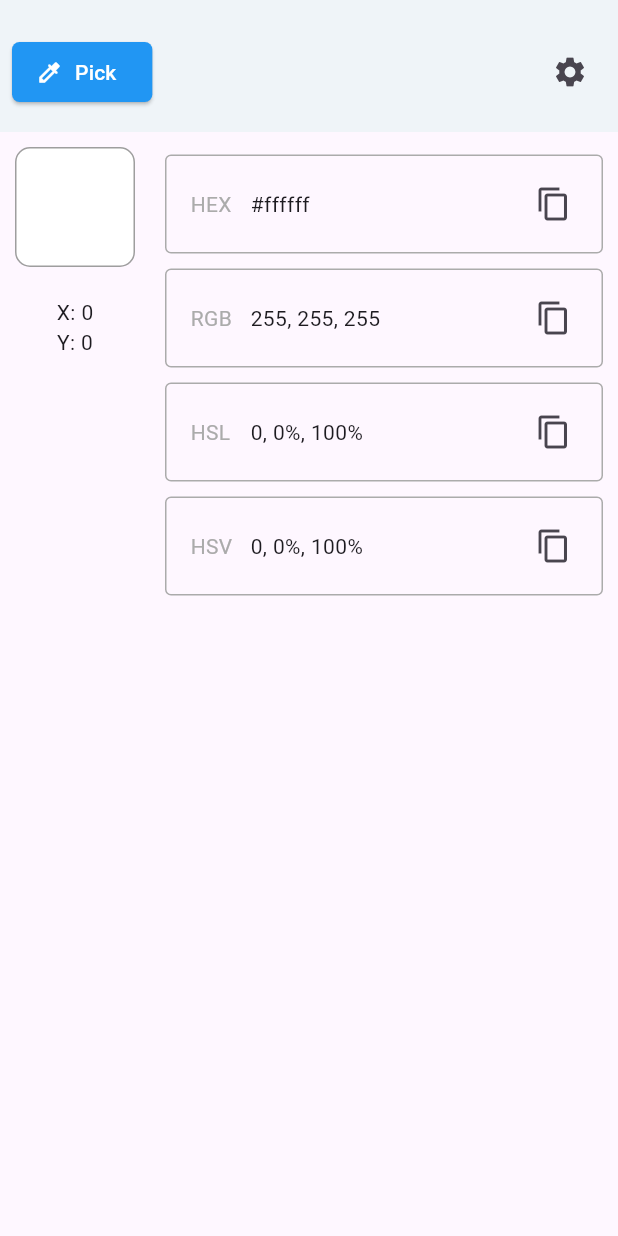
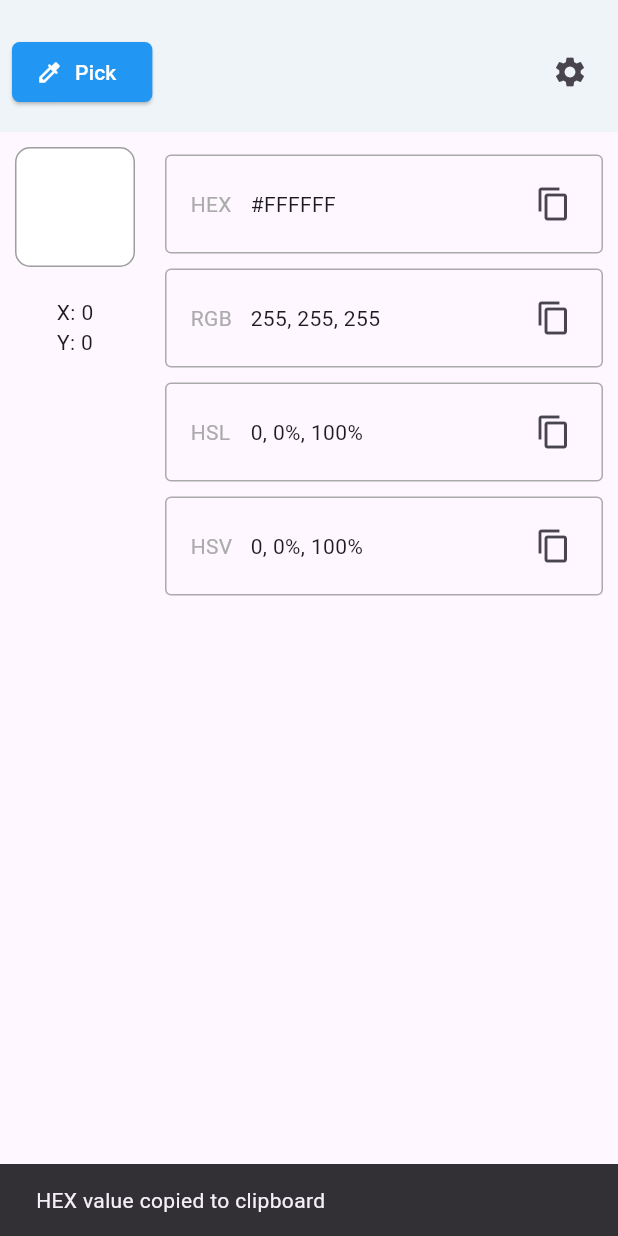
Before and after one commit to hientranea/colorpicker, a Flutter app: the screen it shows after launch, after a tap on the "content copy" icon, on a phone screen of 412 x 824 dp. Run offline on Flutter 3.47's test engine with Material 3 defaults, Android fonts, the phone set to English and light mode, and no system bars; missing offline and left inert: tray_manager, window_manager; statements that could not run were skipped.

Commit message:
Implement copy button

```diff
--- a/lib/screens/color_picker_screen.dart
+++ b/lib/screens/color_picker_screen.dart
@@ -336,7 +336,10 @@ class _ColorPickerScreenState extends State<ColorPickerScreen>
           IconButton(
             icon: const Icon(Icons.copy),
             onPressed: () {
-              // TODO: Implement copy functionality
+              Clipboard.setData(ClipboardData(text: value));
+              ScaffoldMessenger.of(context).showSnackBar(
+                SnackBar(content: Text('$format value copied to clipboard')),
+              );
             },
           ),
         ],
--- a/lib/utils/color_utils.dart
+++ b/lib/utils/color_utils.dart
@@ -10,7 +10,7 @@ class ColorUtils {
   }
 
   static String hexString(Color color) {
-    return '#${color.value.toRadixString(16).padLeft(8, '0').substring(2)}';
+    return '#${color.value.toRadixString(16).padLeft(8, '0').substring(2)}'.toUpperCase();
   }
 
   static String hslString(Color color) {
--- a/lib/widgets/magnify_painter.dart
+++ b/lib/widgets/magnify_painter.dart
@@ -28,7 +28,7 @@ class MagnifyPainter extends CustomPainter {
 
     // Draw a border
     final borderPaint = Paint()
-      ..color = AppColors.backgroundGrey
+      ..color = Colors.grey
       ..style = PaintingStyle.stroke
       ..strokeWidth = 2.0;
 
```
Also changed, not shown: 1 other file.
